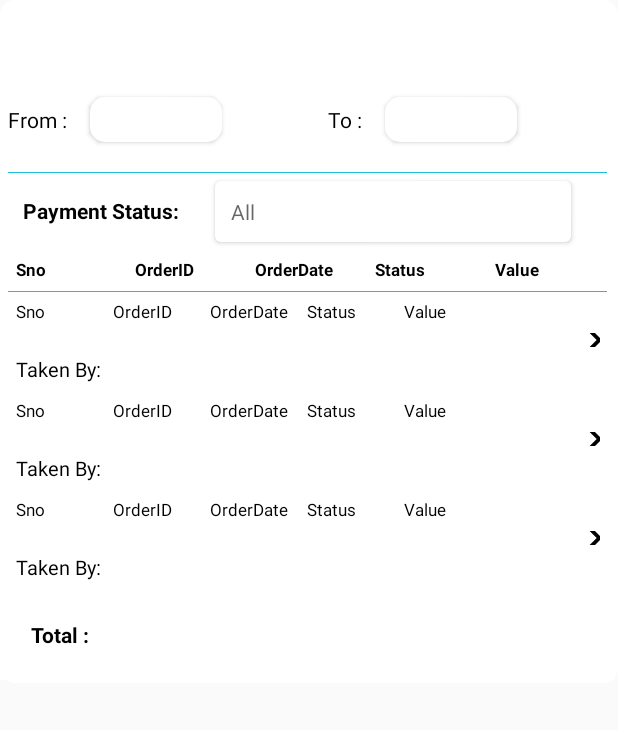
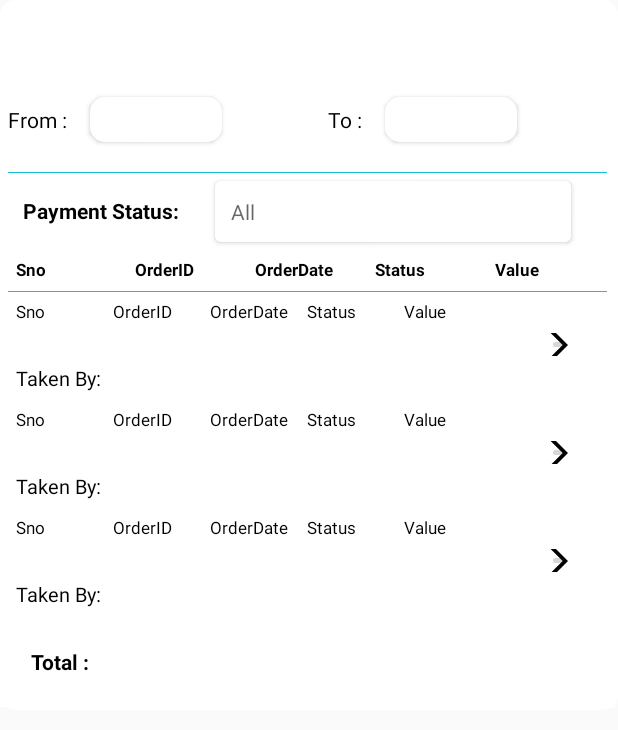
Before and after one commit to Saneforce/SANDMS, an Android app: the layout activity_report.xml on its own in the app's theme, with its tools: preview values and no code run, on a phone screen of 412 x 824 dp, the part 84-814 px from its top. Run offline under Robolectric (Android 15) with nearby library versions, the phone set to English and light mode, and no system bars.

Commit message:
bug fixed

```diff
--- a/app/src/main/res/layout/row_report_list.xml
+++ b/app/src/main/res/layout/row_report_list.xml
@@ -149,10 +149,10 @@
 
         <ImageButton
             android:id="@+id/ib_forward"
-            android:layout_width="9dp"
-            android:layout_height="9dp"
+            android:layout_width="15dp"
+            android:layout_height="15dp"
             android:layout_gravity="end"
-            android:layout_marginRight="10dp"
+            android:layout_marginRight="30dp"
             android:src="@drawable/ic_baseline_arrow_forward_24" />
 
         <LinearLayout
```
